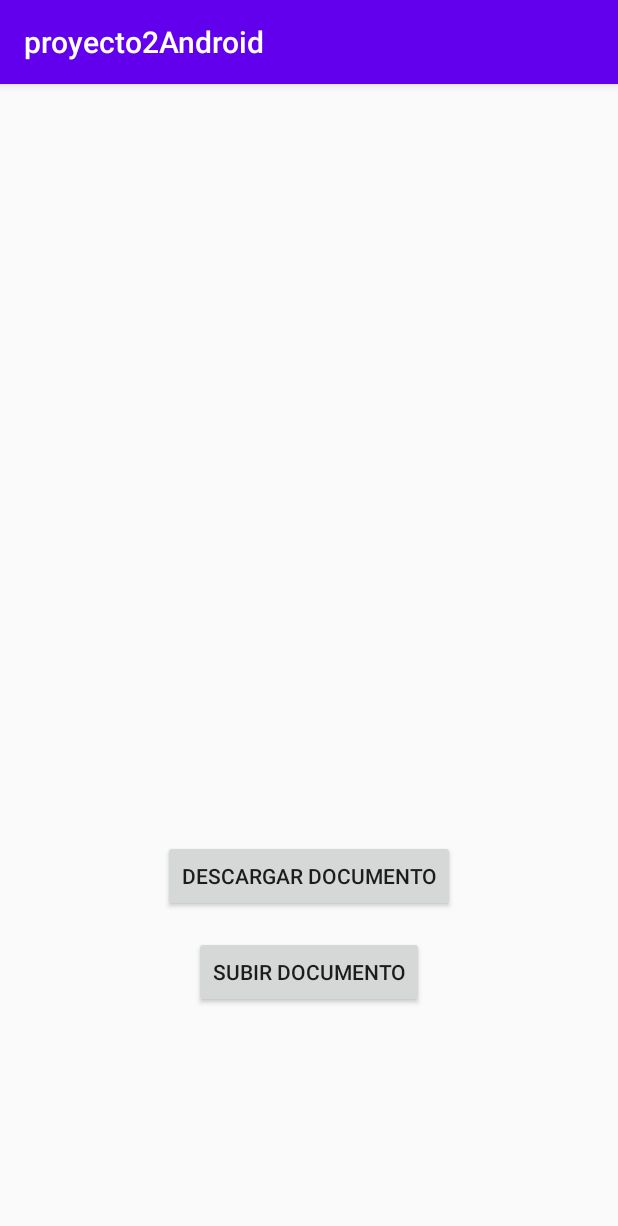
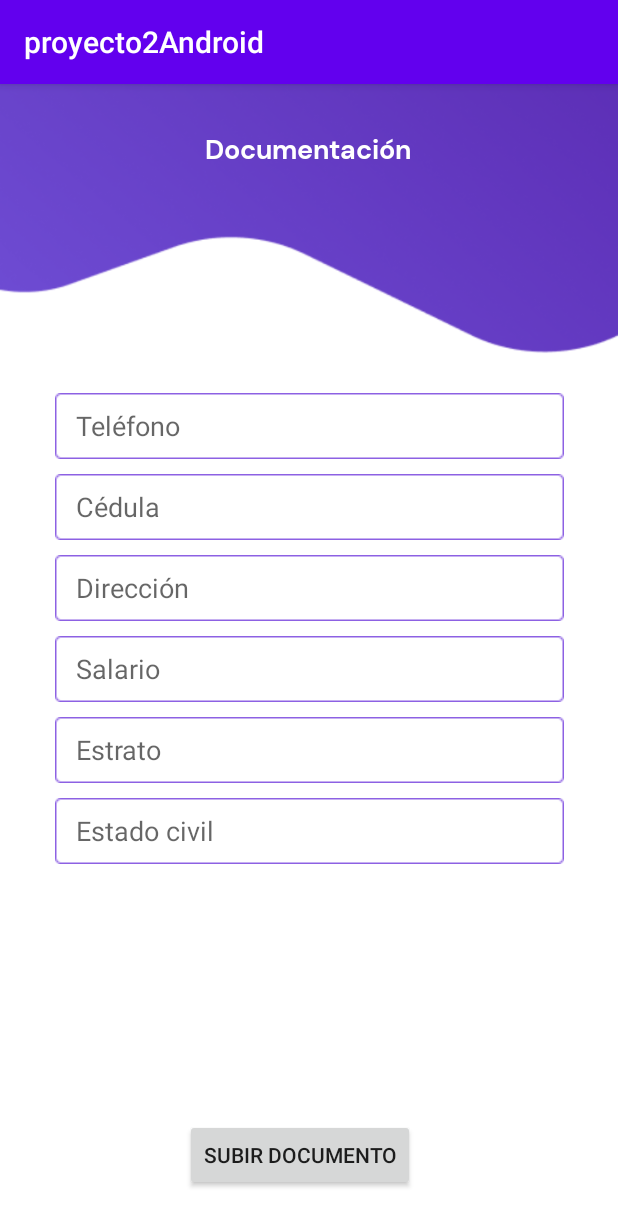
Before and after one commit to nataliaortizvi/ADO_android, an Android app: the DocPerroSisbenUno screen opened directly, with no data from a screen before it, on a phone screen of 412 x 824 dp. Shown: the top 1226 px of the screen. Run offline under Robolectric (Android 15) with nearby library versions, the phone set to English and light mode, and no system bars; our stand-ins replace Firebase (no records; nobody signed in at launch, a user with empty details on screens opened directly).

Commit message:
adelanto solicitud

```diff
--- a/app/src/main/java/com/example/proyecto2android/DocPerroSisbenUno.java
+++ b/app/src/main/java/com/example/proyecto2android/DocPerroSisbenUno.java
@@ -3,8 +3,18 @@ package com.example.proyecto2android;
 import androidx.appcompat.app.AppCompatActivity;
 
 import android.os.Bundle;
+import android.widget.Button;
+import android.widget.EditText;
+
+import com.google.firebase.auth.FirebaseAuth;
+import com.google.firebase.database.FirebaseDatabase;
 
 public class DocPerroSisbenUno extends AppCompatActivity {
+
+    private EditText txestado;
+    private Button uploadbt;
+    private FirebaseDatabase db;
+    private FirebaseAuth auth;
 
     //aqui se pondrá la info que se debe llenar para hacer el proceso de adopción, este es eldocumento para el perro 1 de la fundación sisben para perros
 
@@ -12,5 +22,10 @@ public class DocPerroSisbenUno extends AppCompatActivity {
     protected void onCreate(Bundle savedInstanceState) {
         super.onCreate(savedInstanceState);
         setContentView(R.layout.activity_doc_perro_sisben_uno);
+
+        txestado  =  findViewById(R.id.txestado);
+        uploadbt  =  findViewById(R.id.uploadbt);
+
+        db = FirebaseDatabase.getInstance();
     }
 }
--- a/app/src/main/res/layout/activity_doc_perro_sisben_uno.xml
+++ b/app/src/main/res/layout/activity_doc_perro_sisben_uno.xml
@@ -4,25 +4,117 @@
     xmlns:tools="http://schemas.android.com/tools"
     android:layout_width="match_parent"
     android:layout_height="match_parent"
+    android:background="@drawable/fondoh"
     tools:context=".DocPerroSisbenUno">
 
-    <Button
-        android:id="@+id/btnDescargarDoc"
+    <TextView
+        android:id="@+id/texto5"
         android:layout_width="wrap_content"
         android:layout_height="wrap_content"
-        android:layout_marginTop="504dp"
-        android:text="Descargar Documento"
+
+        android:layout_marginTop="32dp"
+        android:fontFamily="@font/dmsans_bold"
+        android:text="Documentación"
+        android:textColor="#FFFFFF"
+        android:textSize="18sp"
         app:layout_constraintEnd_toEndOf="parent"
+        app:layout_constraintHorizontal_bias="0.498"
         app:layout_constraintStart_toStartOf="parent"
         app:layout_constraintTop_toTopOf="parent" />
 
     <Button
-        android:id="@+id/button2"
+        android:id="@+id/uploadbt"
         android:layout_width="wrap_content"
         android:layout_height="wrap_content"
-        android:layout_marginTop="16dp"
+        android:layout_marginBottom="30dp"
         android:text="Subir Documento"
+        app:layout_constraintBottom_toBottomOf="parent"
         app:layout_constraintEnd_toEndOf="parent"
+        app:layout_constraintHorizontal_bias="0.476"
+        app:layout_constraintStart_toStartOf="parent" />
+
+    <EditText
+        android:id="@+id/txtelefono"
+        android:layout_width="wrap_content"
+        android:layout_height="wrap_content"
+        android:layout_marginTop="150dp"
+        android:background="@drawable/cuad"
+        android:ems="10"
+        android:hint="   Teléfono"
+        android:inputType="textPersonName"
+        app:layout_constraintEnd_toEndOf="parent"
+        app:layout_constraintHorizontal_bias="0.502"
         app:layout_constraintStart_toStartOf="parent"
-        app:layout_constraintTop_toBottomOf="@+id/btnDescargarDoc" />
+        app:layout_constraintTop_toBottomOf="@+id/texto5" />
+
+    <EditText
+        android:id="@+id/txdireccion"
+        android:layout_width="wrap_content"
+        android:layout_height="wrap_content"
+        android:layout_marginTop="10dp"
+        android:background="@drawable/cuad"
+        android:ems="10"
+        android:hint="   Dirección"
+        android:inputType="textPersonName"
+        app:layout_constraintEnd_toEndOf="parent"
+        app:layout_constraintHorizontal_bias="0.502"
+        app:layout_constraintStart_toStartOf="parent"
+        app:layout_constraintTop_toBottomOf="@+id/txcedula" />
+
+    <EditText
+        android:id="@+id/txsalario"
+        android:layout_width="wrap_content"
+        android:layout_height="wrap_content"
+        android:layout_marginTop="10dp"
+        android:background="@drawable/cuad"
+        android:ems="10"
+        android:hint="   Salario"
+        android:inputType="textPersonName"
+        app:layout_constraintEnd_toEndOf="parent"
+        app:layout_constraintHorizontal_bias="0.502"
+        app:layout_constraintStart_toStartOf="parent"
+        app:layout_constraintTop_toBottomOf="@+id/txdireccion" />
+
+    <EditText
+        android:id="@+id/txestrato"
+        android:layout_width="wrap_content"
+        android:layout_height="wrap_content"
+        android:layout_marginTop="10dp"
+        android:background="@drawable/cuad"
+        android:ems="10"
+        android:hint="   Estrato"
+        android:inputType="textPersonName"
+        app:layout_constraintEnd_toEndOf="parent"
+        app:layout_constraintHorizontal_bias="0.502"
+        app:layout_constraintStart_toStartOf="parent"
+        app:layout_constraintTop_toBottomOf="@+id/txsalario" />
+
+    <EditText
+        android:id="@+id/txestado"
+        android:layout_width="wrap_content"
+        android:layout_height="wrap_content"
+        android:layout_marginTop="10dp"
+        android:background="@drawable/cuad"
+        android:ems="10"
+        android:hint="   Estado civil"
+        android:inputType="textPersonName"
+        app:layout_constraintEnd_toEndOf="parent"
+        app:layout_constraintHorizontal_bias="0.502"
+        app:layout_constraintStart_toStartOf="parent"
+        app:layout_constraintTop_toBottomOf="@+id/txestrato" />
+
+    <EditText
+        android:id="@+id/txcedula"
+        android:layout_width="wrap_content"
+        android:layout_height="wrap_content"
+        android:layout_marginTop="10dp"
+        android:background="@drawable/cuad"
+        android:ems="10"
+        android:hint="   Cédula"
+        android:inputType="textPersonName"
+        app:layout_constraintEnd_toEndOf="parent"
+        app:layout_constraintHorizontal_bias="0.502"
+        app:layout_constraintStart_toStartOf="parent"
+        app:layout_constraintTop_toBottomOf="@+id/txtelefono" />
+
 </androidx.constraintlayout.widget.ConstraintLayout>
```
